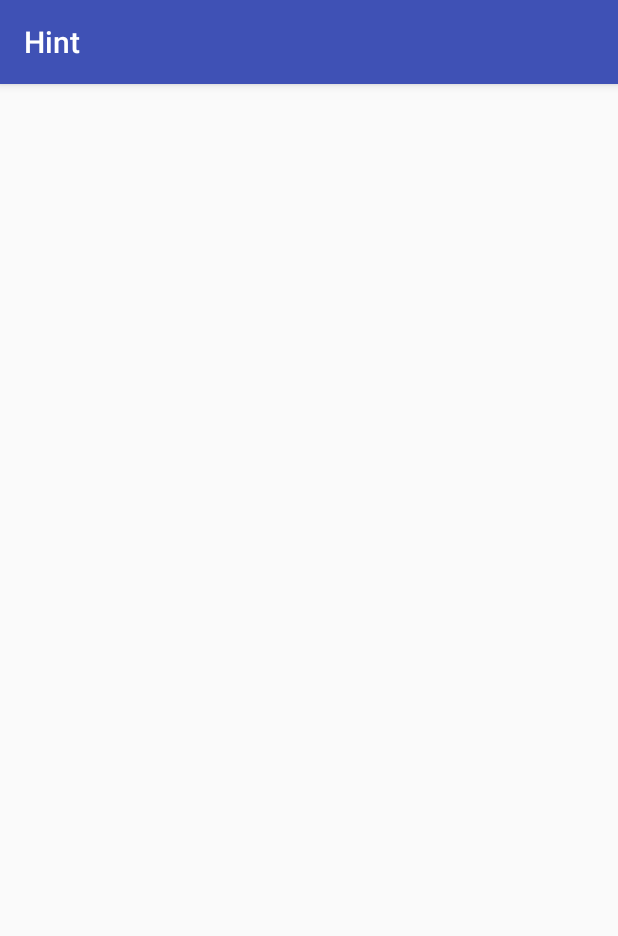
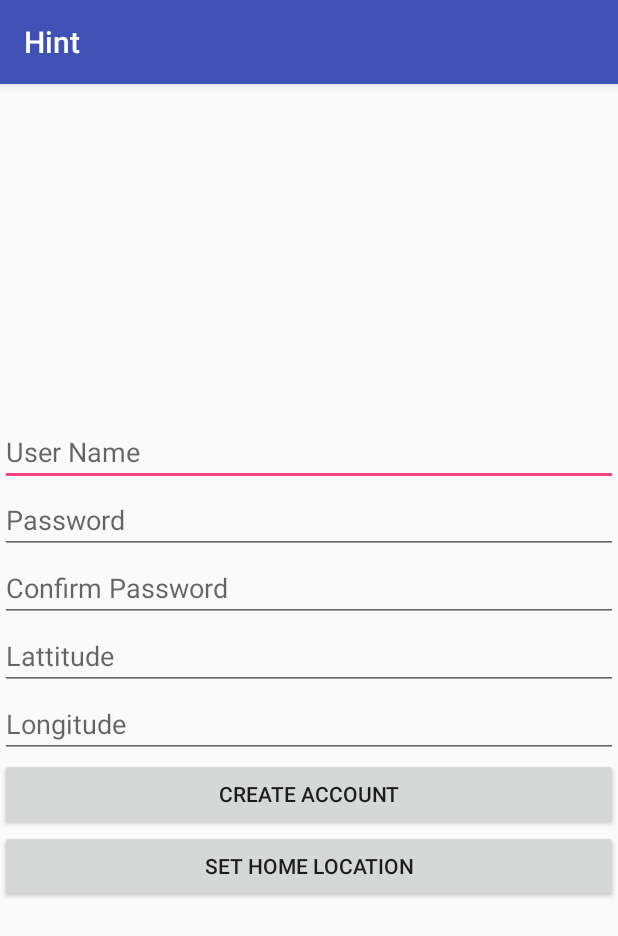
Before and after one commit to hrishikesh988/CoffeeMaker, an Android app: the SignUPActivity screen opened directly, with no data from a screen before it, on a phone screen of 412 x 824 dp. Shown: the top 936 px of the screen. Run offline under Robolectric (Android 15) with nearby library versions, the phone set to English and light mode, and no system bars.

Commit message:
Final Commit

```diff
--- a/ece558project3_release/app/src/main/java/com/example/hiral/myapplication/JSONTransmitter.java
+++ b/ece558project3_release/app/src/main/java/com/example/hiral/myapplication/JSONTransmitter.java
@@ -3,6 +3,7 @@ import android.os.AsyncTask;
 import org.apache.http.HttpResponse;
 import org.apache.http.client.HttpClient;
 import org.apache.http.client.methods.HttpPost;
+import org.apache.http.client.params.HttpClientParams;
 import org.apache.http.entity.StringEntity;
 import org.apache.http.impl.client.DefaultHttpClient;
 import org.apache.http.params.HttpConnectionParams;
@@ -18,7 +19,7 @@ public class JSONTransmitter extends AsyncTask <JSONObject,JSONObject, JSONObjec
      * you have to use the one assigned to your team
      * Edit the url string " http://76.105.208.49:8080/Your Team Name.php"
      */
-    String url = "http://76.105.208.49:8080/Your_Team_Name.php";
+    String url = "http://76.105.208.49:8080/grp16.php";
 
     @Override
     protected JSONObject doInBackground(JSONObject... data) {
--- a/ece558project3_release/app/src/main/java/com/example/hiral/myapplication/LoginActivity.java
+++ b/ece558project3_release/app/src/main/java/com/example/hiral/myapplication/LoginActivity.java
@@ -37,6 +37,7 @@ public class LoginActivity extends AppCompatActivity {
 
         //OnClick Listener for SignInButton
         Button mSignInButton = (Button) findViewById(R.id.email_sign_in_button);
+        Button mSignUpButton = (Button) findViewById(R.id.email_sign_up_button);
 
 
         mSignInButton.setOnClickListener(new OnClickListener() {
@@ -60,8 +61,6 @@ public class LoginActivity extends AppCompatActivity {
                     startActivity(i);
                 }
                 else{
-                    Intent i = LocationUpdate.newIntent(LoginActivity.this, userName);
-                    startActivity(i);
                     Toast.makeText(LoginActivity.this,
                             "username or password does not match",
                             Toast.LENGTH_SHORT).show();
@@ -69,7 +68,15 @@ public class LoginActivity extends AppCompatActivity {
             }
         });
 
+        mSignUpButton.setOnClickListener(new OnClickListener(){
 
+            @Override
+            public void onClick(View view){
+                Intent i = new Intent(LoginActivity.this, SignUPActivity.class);
+                startActivity(i);
+            }
+
+        });
         /** TODO: Code here to create onclick listener for SignUp Button
          *  TODO: OnClick event for SignUp Button Navigates to SignUpActivity
          */
--- a/ece558project3_release/app/src/main/java/com/example/hiral/myapplication/SignUPActivity.java
+++ b/ece558project3_release/app/src/main/java/com/example/hiral/myapplication/SignUPActivity.java
@@ -7,6 +7,8 @@ import android.location.Location;
 import android.location.LocationManager;
 import android.os.Bundle;
 import android.support.v4.app.ActivityCompat;
+import android.text.Editable;
+import android.text.TextWatcher;
 import android.view.View;
 import android.widget.Button;
 import android.widget.EditText;
@@ -39,13 +41,27 @@ public class SignUPActivity extends LoginActivity
          * TODO: Define EditText attributes for editTextUserName,editTextPassword,editTextConfirmPassword
          */
 
+        // Definition of editTextUserName attribute
+        editTextUserName = (EditText) findViewById(R.id.user_name);
+        editTextPassword = (EditText) findViewById(R.id.password);
+        editTextConfirmPassword = (EditText) findViewById(R.id.confirm_password);
+
+
         /**
          * TODO: Define EditText Attribute for latitude,longitude
          */
+        // Definition of latitude attribute
+        latitude = (EditText) findViewById(R.id.latitude);
+
+        // Definition of longitude attribute
+        longitude = (EditText) findViewById(R.id.longitude);
 
         /**
          * TODO: Define Button attribute for btnCreateAccount
          */
+        // Definition of btnCreateAccount attribute
+        btnCreateAccount = (Button) findViewById(R.id.create_account);
+
 
         //int percode=1;
         ActivityCompat.requestPermissions(SignUPActivity.this,new String[]{Manifest.permission.ACCESS_FINE_LOCATION},1);
@@ -53,6 +69,8 @@ public class SignUPActivity extends LoginActivity
         /**
          * TODO: Define Button attribute for btnHomeLocation
          */
+        // Definition of btnHomeLocation attribute
+        btnHomeLocation = (Button) findViewById(R.id.set_home_location);
 
         btnHomeLocation.setOnClickListener(new View.OnClickListener() {
             public void onClick(View v) {
@@ -116,6 +134,11 @@ public class SignUPActivity extends LoginActivity
                     Toast.makeText(getApplicationContext(), "Account Successfully Created ", Toast.LENGTH_LONG).show();
                 }
 
+                editTextUserName.setEnabled(false);
+                editTextPassword.setEnabled(false);
+                editTextConfirmPassword.setEnabled(false);
+                latitude.setEnabled(false);
+                longitude.setEnabled(false);
             }
         });
     }
--- a/ece558project3_release/app/src/main/res/layout/activity_location_update.xml
+++ b/ece558project3_release/app/src/main/res/layout/activity_location_update.xml
@@ -56,7 +56,7 @@
         android:layout_toStartOf="@+id/Send_Button" />
 
     <TextView
-        android:text="TextView"
+        android:text="Current Location"
         android:layout_width="wrap_content"
         android:layout_height="wrap_content"
         android:layout_marginTop="19dp"
--- a/ece558project3_release/app/src/main/res/layout/sign_up.xml
+++ b/ece558project3_release/app/src/main/res/layout/sign_up.xml
@@ -8,17 +8,60 @@
 
 
     <!-- TODO: EditText UI Control for editTextUserName -->
+    <EditText
+        android:id="@+id/user_name"
+        android:layout_width="match_parent"
+        android:layout_height="wrap_content"
+        android:hint="@string/user_name"
+        />
 
     <!-- TODO: EditText UI Control for editTextPassword -->
+    <EditText
+        android:id="@+id/password"
+        android:inputType="textPassword"
+        android:layout_width="match_parent"
+        android:layout_height="wrap_content"
+        android:hint="@string/password"
+        />
 
     <!-- TODO: EditText UI Control for editTextConfirmPassword -->
+    <EditText
+        android:id="@+id/confirm_password"
+        android:inputType="textPassword"
+        android:layout_width="match_parent"
+        android:layout_height="wrap_content"
+        android:hint="@string/confirm_password"
+        />
 
     <!-- TODO: EditText UI Control for Latitude -->
+    <EditText
+        android:id="@+id/latitude"
+        android:layout_width="match_parent"
+        android:layout_height="wrap_content"
+        android:hint="@string/lattitude"
+        />
 
     <!-- TODO: EditText UI Control for Longitude-->
+    <EditText
+        android:id="@+id/longitude"
+        android:layout_width="match_parent"
+        android:layout_height="wrap_content"
+        android:hint="@string/longitude"
+        />
 
     <!-- TODO: Button UI Control for buttonCreateAccount -->
-
+    <Button
+        android:id="@+id/create_account"
+        android:layout_width="match_parent"
+        android:layout_height="wrap_content"
+        android:text="@string/create_account"
+        />
     <!-- TODO: Button UI Control for Home_Button -->
+    <Button
+        android:id="@+id/set_home_location"
+        android:layout_width="match_parent"
+        android:layout_height="wrap_content"
+        android:text="@string/set_home_location"
+        />
 
 </LinearLayout>
--- a/ece558project3_release/app/src/main/res/values/google_maps_api.xml
+++ b/ece558project3_release/app/src/main/res/values/google_maps_api.xml
@@ -15,5 +15,5 @@
     Once you have your key (it starts with "AIza"), replace the "google_maps_key"
     string in this file.
     -->
-    <string name="google_maps_key" templateMergeStrategy="preserve" translatable="false">YOUR KEY HERE</string>
+    <string name="google_maps_key" templateMergeStrategy="preserve" translatable="false">AIzaSyAunyLGbRWkuxsQYMlgOOMA28D7EYxYBnw</string>
 </resources>
--- a/ece558project3_release/app/src/main/res/values/strings.xml
+++ b/ece558project3_release/app/src/main/res/values/strings.xml
@@ -4,6 +4,15 @@
     <string name="prompt_email">Email</string>
     <string name="prompt_password">Password</string>
     <string name="action_sign_in">Sign in</string>
+
+    <!-- Strings related to sign up -->
+    <string name="user_name">User Name</string>
+    <string name="password">Password</string>
+    <string name="confirm_password">Confirm Password</string>
+    <string name="lattitude">Lattitude</string>
+    <string name="longitude">Longitude</string>
+    <string name="create_account">Create Account</string>
+    <string name="set_home_location">Set Home Location</string>
 
 
     <!--String related to Maps -->
```
Also changed, not shown: ece558project3_release/app/build.gradle (+13 -4 lines), ece558project3_release/app/src/main/java/com/example/hiral/myapplication/LocationUpdate.java (+8 -8 lines), ece558project3_release/app/src/main/java/com/example/hiral/myapplication/LoginDataBaseAdapter.java (+32 -7 lines), ece558project3_release/app/src/main/res/layout/activity_login.xml (+10 -0 lines).
